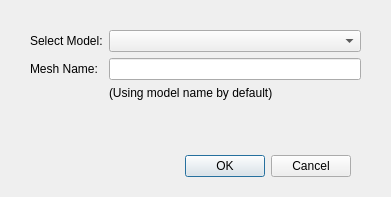
Above: Code/Source/Plugins/org.sv.gui.qt.meshing/src/internal/svMeshCreate.ui from SimVascular/SimVascular before the change. Below: the same form after it.
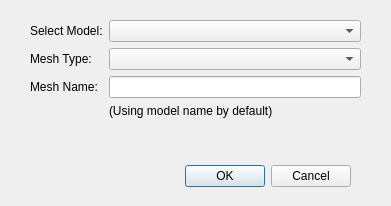
That is the form after the change.

Commit message: able to provide multiple mesh types; auto convert occt to polydata for tetgen meshin on occt

What changed in the file:
```diff
--- a/Code/Source/Plugins/org.sv.gui.qt.meshing/src/internal/svMeshCreate.ui
+++ b/Code/Source/Plugins/org.sv.gui.qt.meshing/src/internal/svMeshCreate.ui
@@ -10,7 +10,7 @@
     <x>0</x>
     <y>0</y>
     <width>391</width>
-    <height>197</height>
+    <height>206</height>
    </rect>
   </property>
   <property name="windowTitle">
@@ -20,7 +20,7 @@
    <property name="geometry">
     <rect>
      <x>10</x>
-     <y>150</y>
+     <y>160</y>
      <width>341</width>
      <height>32</height>
     </rect>
@@ -36,9 +36,9 @@
    <property name="geometry">
     <rect>
      <x>30</x>
-     <y>30</y>
+     <y>20</y>
      <width>331</width>
-     <height>101</height>
+     <height>131</height>
     </rect>
    </property>
    <layout class="QFormLayout" name="formLayout">
@@ -49,14 +49,14 @@
       </property>
      </widget>
     </item>
-    <item row="1" column="0">
+    <item row="2" column="0">
      <widget class="QLabel" name="label_2">
       <property name="text">
        <string>Mesh Name:</string>
       </property>
      </widget>
     </item>
-    <item row="1" column="1">
+    <item row="2" column="1">
      <widget class="QLineEdit" name="lineEditMeshName">
       <property name="text">
        <string/>
@@ -66,13 +66,23 @@
     <item row="0" column="1">
      <widget class="QComboBox" name="comboBox"/>
     </item>
-    <item row="2" column="1">
+    <item row="3" column="1">
      <widget class="QLabel" name="label_3">
       <property name="text">
        <string>(Using model name by default)</string>
       </property>
      </widget>
     </item>
+    <item row="1" column="0">
+     <widget class="QLabel" name="label_4">
+      <property name="text">
+       <string>Mesh Type:</string>
+      </property>
+     </widget>
+    </item>
+    <item row="1" column="1">
+     <widget class="QComboBox" name="comboBoxMeshType"/>
+    </item>
    </layout>
   </widget>
  </widget>
```
The commit also changes 5 other files.
